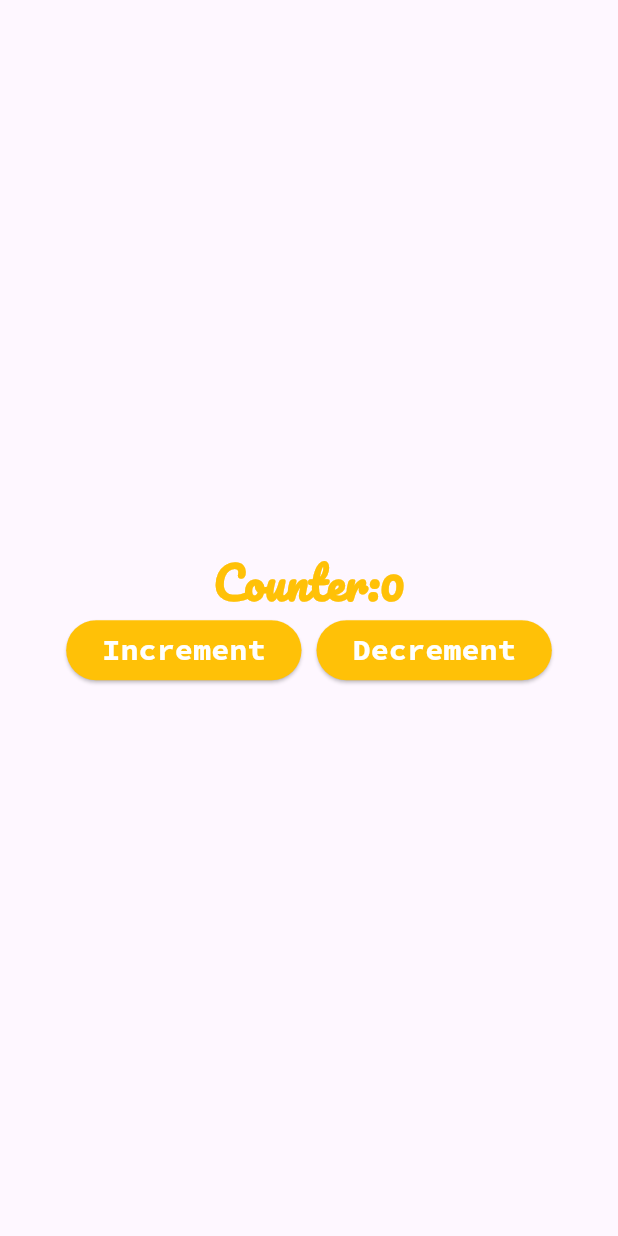
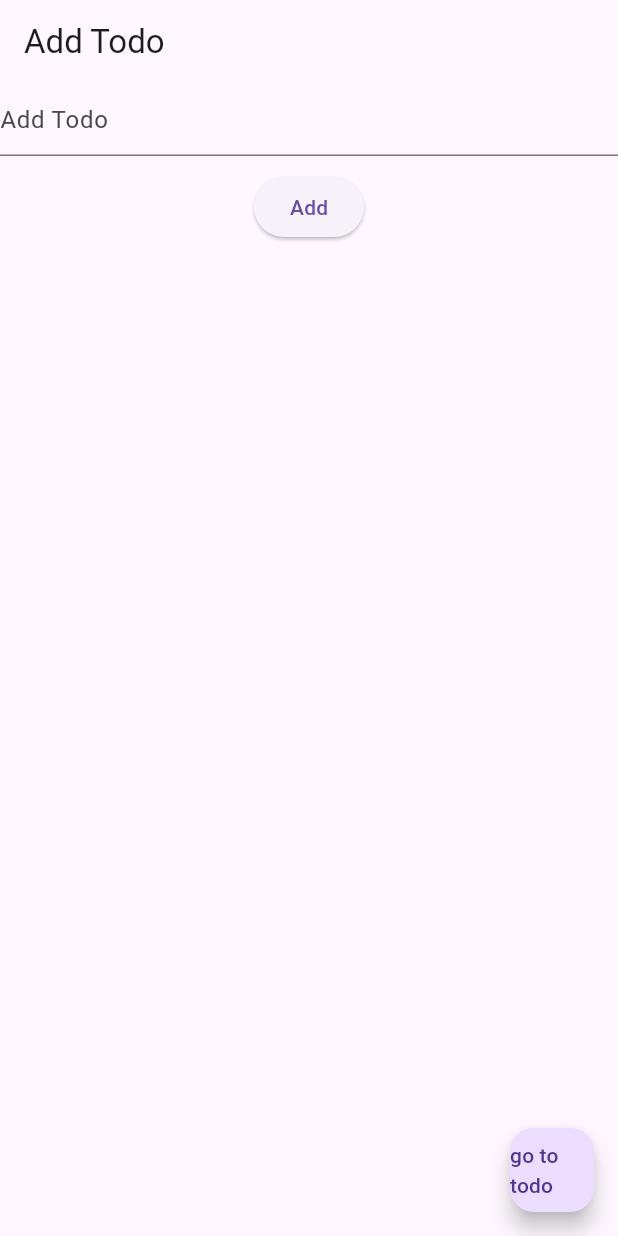
Before and after one commit to pavana-nr/mc-demoapp, a Flutter app: the screen it shows after launch, on a phone screen of 412 x 824 dp. Run offline on Flutter 3.47's test engine with Material 3 defaults, Android fonts, the light colour scheme and no system bars; our stand-ins replace flutter_bloc.

Commit message:
statemanagement with cubit for todo app done

```diff
--- /dev/null
+++ b/lib/cubit/todo_cubit.dart
@@ -0,0 +1,11 @@
+import 'package:flutter_bloc/flutter_bloc.dart';
+
+import '../models/todo_model.dart';
+
+class TodoCubit extends Cubit<List<Todo>> {
+  TodoCubit() : super([]);
+  void addTodo(String title) {
+    final todo = Todo(createdAt: DateTime.now(), name: title);
+    emit([...state, todo]);
+  }
+}
--- a/lib/main.dart
+++ b/lib/main.dart
@@ -1,9 +1,11 @@
 import 'package:flutter/material.dart';
 import 'package:flutter_bloc/flutter_bloc.dart';
 import 'package:mc_demoapp/bloc/counter_bloc.dart';
+import 'package:mc_demoapp/cubit/todo_cubit.dart';
 
 import 'cubit/counter_cubit.dart';
-import 'home_page.dart';
+import 'views/add_todo_page.dart';
+import 'views/home_page.dart';
 
 void main() => runApp(const MyApp());
 
@@ -20,12 +22,15 @@
         BlocProvider(
           create: (context) => CounterBloc(),
         ),
+        BlocProvider(
+          create: (context) => TodoCubit(),
+        ),
       ],
       child: const MaterialApp(
         debugShowCheckedModeBanner: false,
         home: Scaffold(
           body: SafeArea(
-            child: HomePage(),
+            child: AddTodoPage(),
           ),
         ),
       ),
--- /dev/null
+++ b/lib/models/todo_model.dart
@@ -0,0 +1,6 @@
+class Todo {
+  final String name;
+  final DateTime createdAt;
+
+  Todo({required this.name, required this.createdAt});
+}
--- /dev/null
+++ b/lib/views/add_todo_page.dart
@@ -0,0 +1,44 @@
+import 'package:flutter/material.dart';
+import 'package:flutter_bloc/flutter_bloc.dart';
+import 'package:mc_demoapp/cubit/todo_cubit.dart';
+import 'package:mc_demoapp/views/todo_page.dart';
+
+class AddTodoPage extends StatelessWidget {
+  const AddTodoPage({super.key});
+
+  @override
+  Widget build(BuildContext context) {
+    final TextEditingController todoTitleController = TextEditingController();
+    return Scaffold(
+      appBar: AppBar(
+        title: const Text('Add Todo'),
+      ),
+      body: SingleChildScrollView(
+        child: Column(
+          children: [
+            TextField(
+              controller: todoTitleController,
+              decoration: const InputDecoration(hintText: 'Add Todo'),
+            ),
+            const SizedBox(
+              height: 10.0,
+            ),
+            ElevatedButton(
+                onPressed: () {
+                  BlocProvider.of<TodoCubit>(context)
+                      .addTodo(todoTitleController.text);
+                },
+                child: const Text('Add'))
+          ],
+        ),
+      ),
+      floatingActionButton: FloatingActionButton(
+        onPressed: () {
+          Navigator.of(context)
+              .push(MaterialPageRoute(builder: (context) => const TodoPage()));
+        },
+        child: const Text("go to todo"),
+      ),
+    );
+  }
+}
--- a/lib/home_page.dart
+++ b/lib/views/home_page.dart
@@ -1,8 +1,8 @@
 import 'package:flutter/material.dart';
 import 'package:flutter_bloc/flutter_bloc.dart';
 
-import 'bloc/counter_bloc.dart';
-import 'bloc/counter_event.dart';
+import '../bloc/counter_bloc.dart';
+import '../bloc/counter_event.dart';
 
 class HomePage extends StatelessWidget {
   const HomePage({super.key});
--- /dev/null
+++ b/lib/views/todo_page.dart
@@ -0,0 +1,31 @@
+import 'package:flutter/material.dart';
+import 'package:flutter_bloc/flutter_bloc.dart';
+import 'package:mc_demoapp/cubit/todo_cubit.dart';
+
+import '../models/todo_model.dart';
+
+class TodoPage extends StatelessWidget {
+  const TodoPage({super.key});
+
+  @override
+  Widget build(BuildContext context) {
+    return Scaffold(
+      appBar: AppBar(
+        title: const Text('Todo List'),
+        automaticallyImplyLeading: true,
+      ),
+      body: BlocBuilder<TodoCubit, List<Todo>>(
+        builder: (context, todos) {
+          return ListView.builder(
+              itemCount: todos.length,
+              itemBuilder: (context, index) {
+                final todo = todos[index];
+                return ListTile(
+                  title: Text(todo.name),
+                );
+              });
+        },
+      ),
+    );
+  }
+}
```
